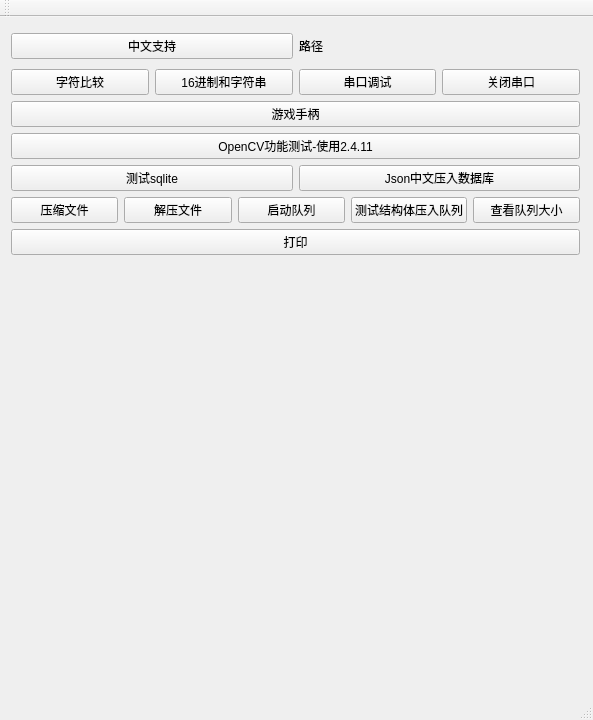
The window that UtilGui/src/UtilGui.ui (fg2fg3/UtilSdk) describes before a commit, drawn with Qt 5.
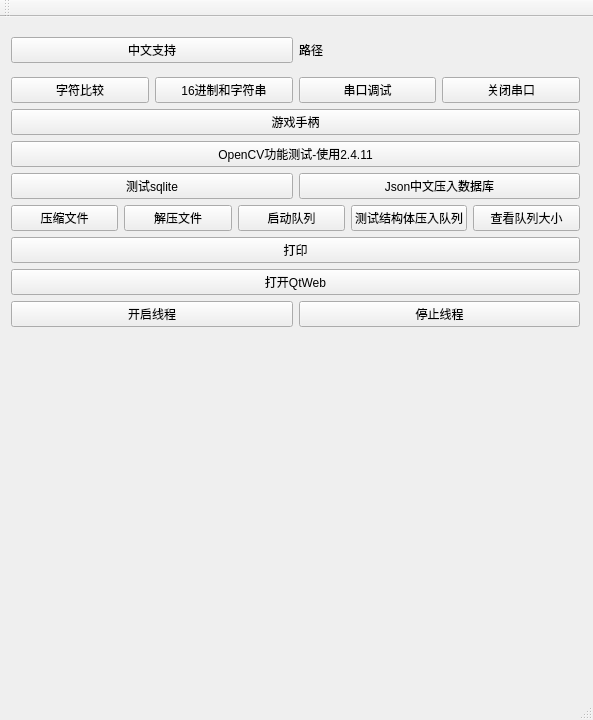
The same window after the commit.

What changed in the file:
```diff
--- a/UtilGui/src/UtilGui.ui
+++ b/UtilGui/src/UtilGui.ui
@@ -20,7 +20,7 @@
       <x>0</x>
       <y>1</y>
       <width>591</width>
-      <height>248</height>
+      <height>320</height>
      </rect>
     </property>
     <layout class="QVBoxLayout" name="verticalLayout">
@@ -152,6 +152,31 @@
        </property>
       </widget>
      </item>
+     <item>
+      <widget class="QPushButton" name="m_pBtWeb">
+       <property name="text">
+        <string>打开QtWeb</string>
+       </property>
+      </widget>
+     </item>
+     <item>
+      <layout class="QHBoxLayout" name="horizontalLayout_5">
+       <item>
+        <widget class="QPushButton" name="m_pBtStartThread">
+         <property name="text">
+          <string>开启线程</string>
+         </property>
+        </widget>
+       </item>
+       <item>
+        <widget class="QPushButton" name="m_pBtStopThread">
+         <property name="text">
+          <string>停止线程</string>
+         </property>
+        </widget>
+       </item>
+      </layout>
+     </item>
     </layout>
    </widget>
   </widget>
```
